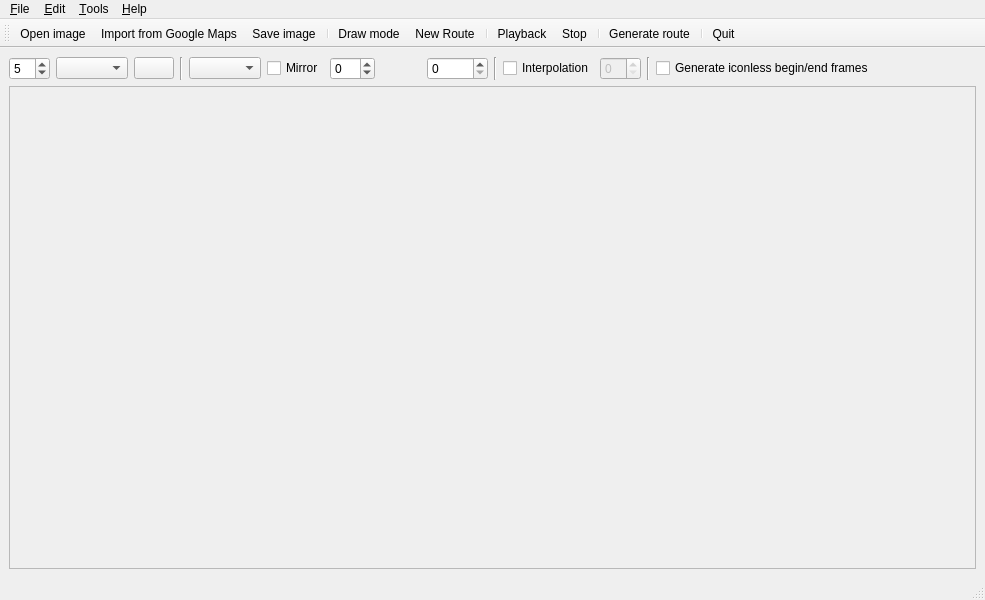
This is src/routegen.ui in michjans/routegen as Qt 5 draws it before an edit. The edited form follows.
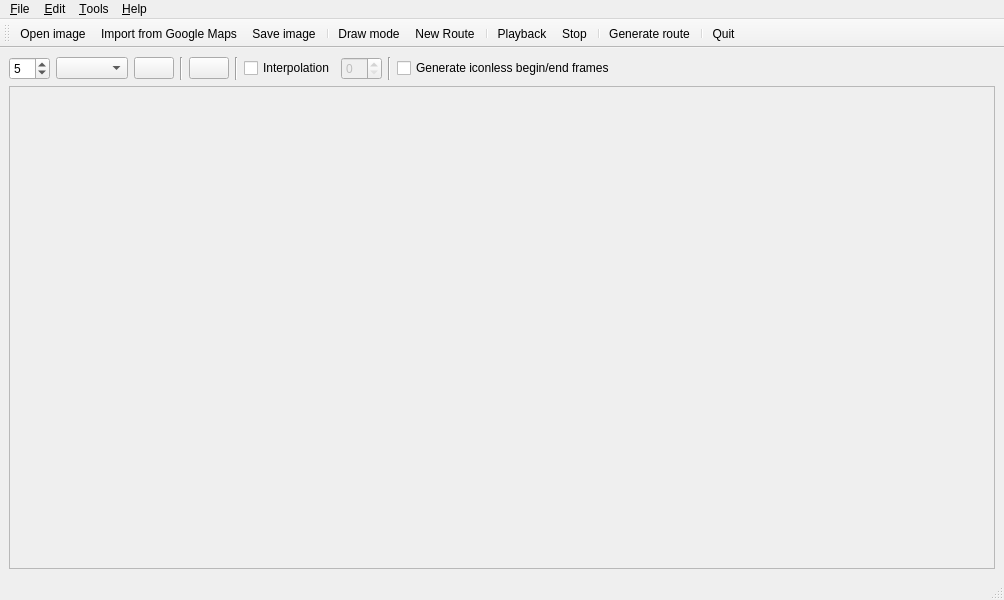
This is the edited form. Icons and pictures are not drawn.

Commit message: Vehicle again! Using vehicleDialog

What changed in the file:
```diff
--- a/src/routegen.ui
+++ b/src/routegen.ui
@@ -6,7 +6,7 @@
    <rect>
     <x>0</x>
     <y>0</y>
-    <width>985</width>
+    <width>1004</width>
     <height>600</height>
    </rect>
   </property>
@@ -67,79 +67,21 @@
        </widget>
       </item>
       <item>
-       <widget class="QComboBox" name="iconCB">
-        <property name="toolTip">
-         <string>Select the vehicle that should be used for the route</string>
+       <widget class="QPushButton" name="vehiclePreviewPB">
+        <property name="sizePolicy">
+         <sizepolicy hsizetype="Fixed" vsizetype="Fixed">
+          <horstretch>0</horstretch>
+          <verstretch>0</verstretch>
+         </sizepolicy>
         </property>
-       </widget>
-      </item>
-      <item>
-       <widget class="QCheckBox" name="mirrorIconCB">
         <property name="toolTip">
-         <string>Mirror the currently selected vehicle (direction should always match red arrow)</string>
-        </property>
-        <property name="text">
-         <string>Mirror</string>
-        </property>
-       </widget>
-      </item>
-      <item>
-       <widget class="QSpinBox" name="angleSB">
-        <property name="toolTip">
-         <string>Optional angle correction (adapt until vehicle's orientation/direction matches the red arrow)</string>
-        </property>
-        <property name="minimum">
-         <number>-90</number>
-        </property>
-        <property name="maximum">
-         <number>90</number>
-        </property>
-        <property name="value">
-         <number>0</number>
-        </property>
-       </widget>
-      </item>
-      <item>
-       <widget class="QLabel" name="vehiclePreviewLabel">
-        <property name="minimumSize">
-         <size>
-          <width>40</width>
-          <height>23</height>
-         </size>
-        </property>
-        <property name="maximumSize">
-         <size>
-          <width>40</width>
-          <height>23</height>
-         </size>
-        </property>
-        <property name="toolTip">
-         <string>Preview of vehicle orientation and direction</string>
+         <string>Select Vehicle</string>
         </property>
         <property name="text">
          <string/>
         </property>
        </widget>
       </item>
-      <item>
-       <widget class="QSpinBox" name="sizeSB">
-        <property name="toolTip">
-         <string>Renderd size in pixel of the vehicle</string>
-        </property>
-        <property name="correctionMode">
-         <enum>QAbstractSpinBox::CorrectToNearestValue</enum>
-        </property>
-        <property name="minimum">
-         <number>0</number>
-        </property>
-        <property name="maximum">
-         <number>10000</number>
-        </property>
-        <property name="singleStep">
-         <number>10</number>
-        </property>
-       </widget>
-      </item>
       <item>
        <widget class="Line" name="line_3">
         <property name="orientation">
@@ -215,7 +157,7 @@
         <rect>
          <x>0</x>
          <y>0</y>
-         <width>971</width>
+         <width>990</width>
          <height>483</height>
         </rect>
        </property>
@@ -229,7 +171,7 @@
     <rect>
      <x>0</x>
      <y>0</y>
-     <width>985</width>
+     <width>1004</width>
      <height>21</height>
     </rect>
    </property>
```
The commit also changes 14 other files.
